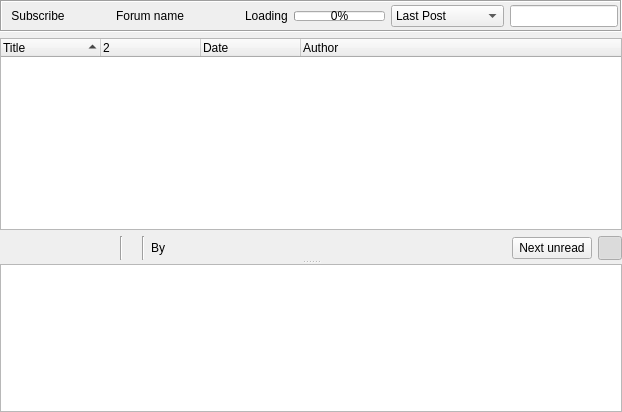
Above: retroshare-gui/src/gui/gxsforums/GxsForumThreadWidget.ui from RetroShare/RetroShare before the change. Below: the same form after it.
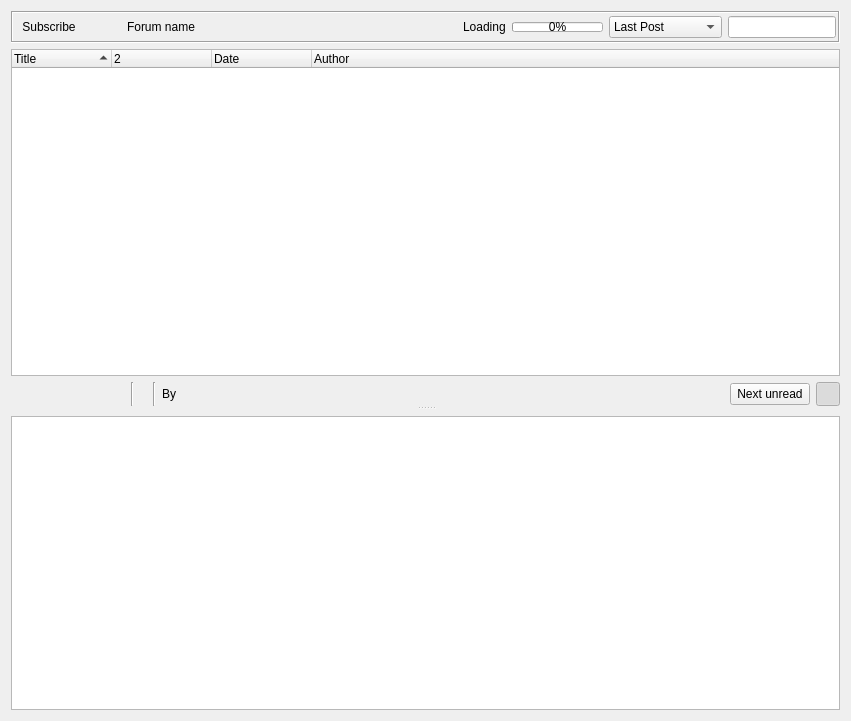
That is the form after the change. Icons and pictures are not drawn. Custom widgets are drawn as their Qt base class.

Commit message: added load image option in forum posts when images are to be displayed

What changed in the file:
```diff
--- a/retroshare-gui/src/gui/gxsforums/GxsForumThreadWidget.ui
+++ b/retroshare-gui/src/gui/gxsforums/GxsForumThreadWidget.ui
@@ -6,17 +6,14 @@
    <rect>
     <x>0</x>
     <y>0</y>
-    <width>622</width>
-    <height>412</height>
+    <width>851</width>
+    <height>721</height>
    </rect>
   </property>
   <property name="windowTitle">
    <string>Form</string>
   </property>
-  <layout class="QVBoxLayout" name="verticalLayout">
-   <property name="margin">
-    <number>0</number>
-   </property>
+  <layout class="QVBoxLayout" name="verticalLayout_3">
    <item>
     <widget class="QSplitter" name="threadSplitter">
      <property name="orientation">
@@ -117,6 +114,12 @@
             <property name="sizeType">
              <enum>QSizePolicy::MinimumExpanding</enum>
             </property>
+            <property name="sizeHint" stdset="0">
+             <size>
+              <width>0</width>
+              <height>0</height>
+             </size>
+            </property>
            </spacer>
           </item>
           <item>
@@ -446,6 +449,19 @@
        </item>
       </layout>
      </widget>
+     <widget class="QWidget" name="">
+      <layout class="QVBoxLayout" name="verticalLayout">
+       <item>
+        <widget class="RSImageBlockWidget" name="imageBlockWidget" native="true">
+         <property name="sizePolicy">
+          <sizepolicy hsizetype="Preferred" vsizetype="Maximum">
+           <horstretch>0</horstretch>
+           <verstretch>0</verstretch>
+          </sizepolicy>
+         </property>
+        </widget>
+       </item>
+       <item>
      <widget class="RSTextBrowser" name="postText">
       <property name="sizePolicy">
        <sizepolicy hsizetype="Expanding" vsizetype="Expanding">
@@ -457,6 +473,9 @@
        <enum>Qt::CustomContextMenu</enum>
       </property>
      </widget>
+       </item>
+      </layout>
+     </widget>
     </widget>
    </item>
   </layout>
@@ -502,6 +521,12 @@
    <header location="global">gui/common/ElidedLabel.h</header>
    <container>1</container>
   </customwidget>
+  <customwidget>
+   <class>RSImageBlockWidget</class>
+   <extends>QWidget</extends>
+   <header>gui/common/RSImageBlockWidget.h</header>
+   <container>1</container>
+  </customwidget>
  </customwidgets>
  <resources>
   <include location="../images.qrc"/>
```
Lines whose indentation alone changed are shown as unchanged. The commit also changes 2 other files.
